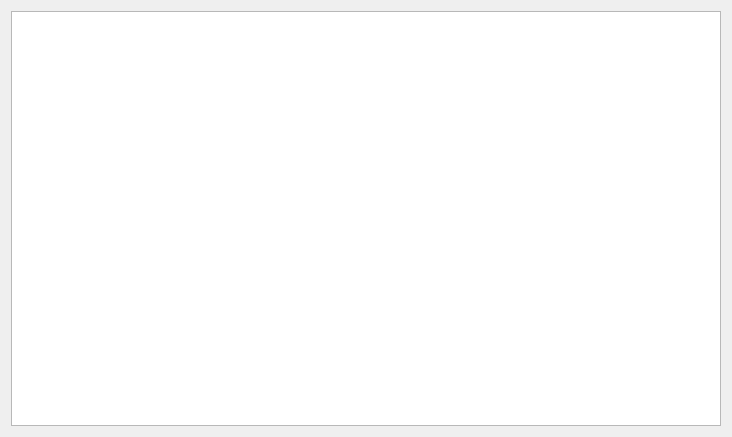
The window that searchresultview.ui (kucherdmitry/Volunteers_book) describes before a commit, drawn with Qt 5.
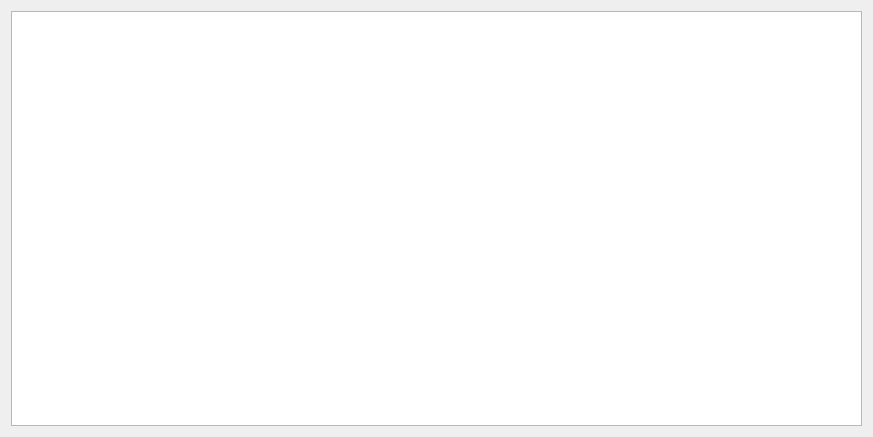
The same window after the commit. Icons and pictures are not drawn.

Commit message: Modyfied geometry of searchresultview window

What changed in the file:
```diff
--- a/searchresultview.ui
+++ b/searchresultview.ui
@@ -6,7 +6,7 @@
    <rect>
     <x>0</x>
     <y>0</y>
-    <width>732</width>
+    <width>873</width>
     <height>437</height>
    </rect>
   </property>
```
The commit also changes 2 other files.
